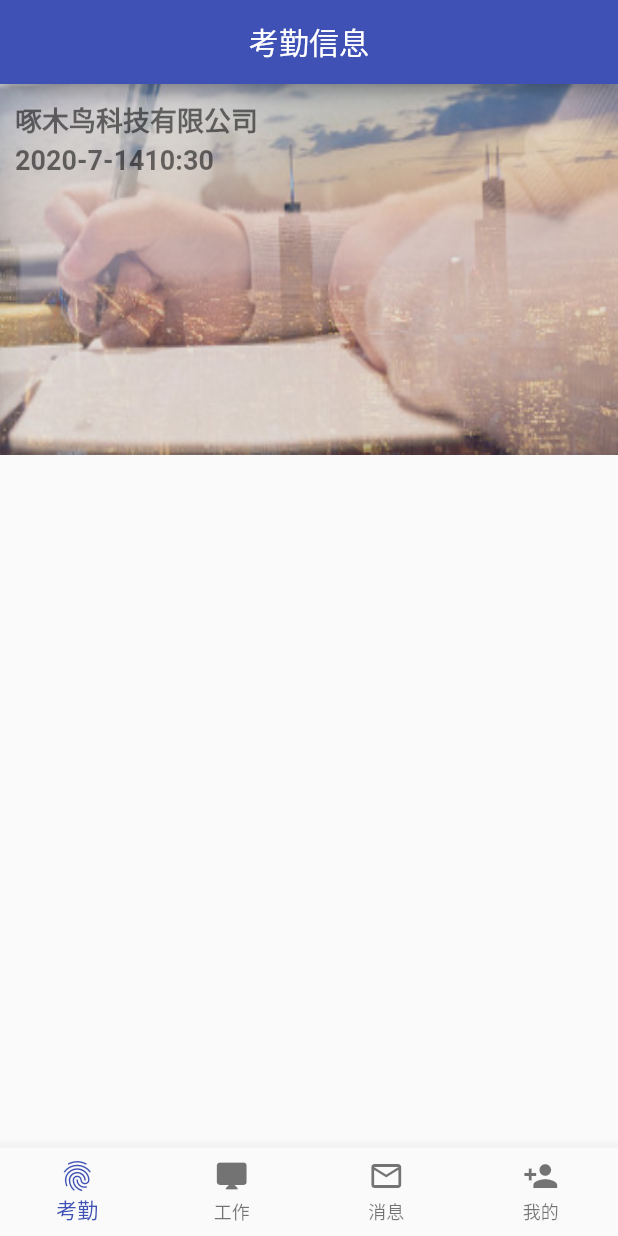
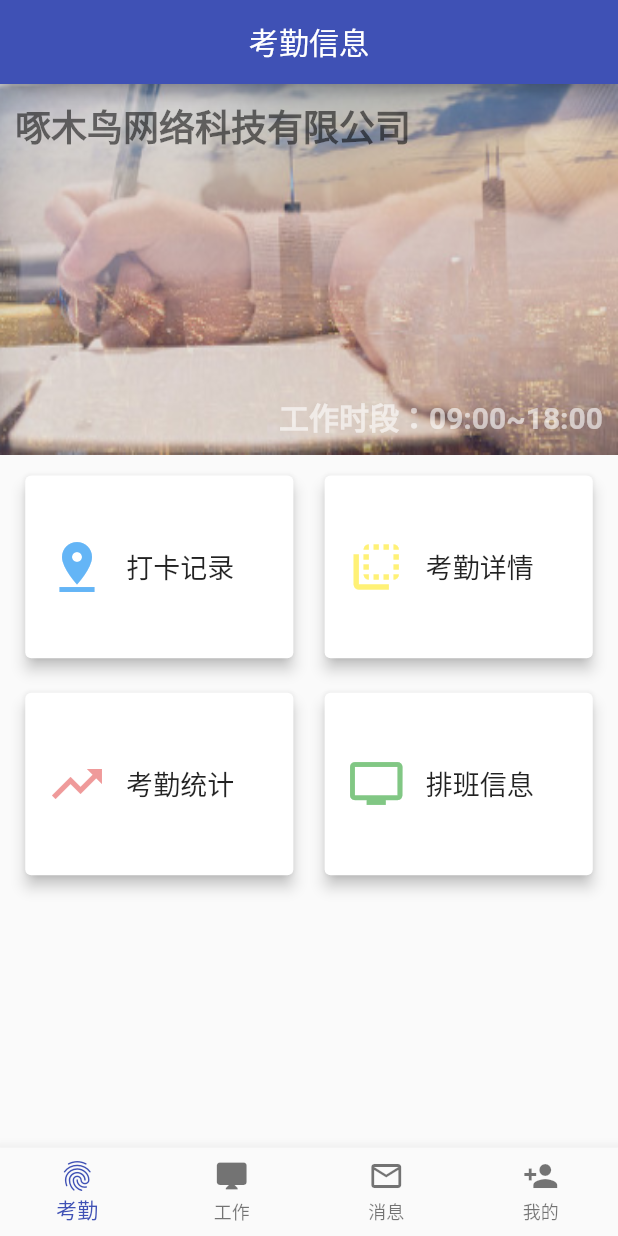
Before and after one commit to pidandan/Flutter-Work, a Flutter app: the screen it shows after launch, on a phone screen of 412 x 824 dp. Run offline on Flutter 3.47's test engine with Material 2 defaults, Android fonts, the phone set to English and light mode, and no system bars; our stand-ins replace flutter_screenutil.

Commit message:
提交更新

```diff
--- a/workingHours/lib/pages/attendance/attendance_header.dart
+++ b/workingHours/lib/pages/attendance/attendance_header.dart
@@ -1,8 +1,6 @@
 import 'package:flutter/material.dart';
 import 'package:flutter_screenutil/flutter_screenutil.dart';
-import '../../store/attendance_provider.dart';
-import 'package:provider/provider.dart';
-import 'dart:async';
+
 
 class AttendanceHeader extends StatefulWidget {
   AttendanceHeader({Key key}) : super(key: key);
@@ -12,27 +10,16 @@ class AttendanceHeader extends StatefulWidget {
 }
 
 class _AttendanceHeaderState extends State<AttendanceHeader> {
-  String _nowTimeInfo = "no time";
-  String _nowWeekInfo = " ";
-  // 定时信息
-  Timer _timer;
 
-  @override
-  void initState() {
-    super.initState();
-    startTimer();
-  }
-
-  @override
-  void dispose() {
-    super.dispose();
-    cancelTimer();
-  }
 
   @override
   Widget build(BuildContext context) {
     return Stack(
-      children: <Widget>[_imageWidget(), _nameWidget(), _showNowTime()],
+      children: <Widget>[
+        _imageWidget(),
+        _nameWidget(),
+        _workTime()
+        ],
     );
   }
 
@@ -55,87 +42,34 @@ class _AttendanceHeaderState extends State<AttendanceHeader> {
         top: 10,
         child: Container(
           child: Text(
-            '啄木鸟科技有限公司',
+            '啄木鸟网络科技有限公司',
             style: TextStyle(
                 color: Colors.black54,
-                fontSize: 18,
+                fontSize: 24,
                 fontWeight: FontWeight.bold),
           ),
         ));
   }
 
-  // 制作时间计时器显示当前的时间信息
-  // Widget _nowTimeInfo() {
-  //   return Consumer<AttendanceProvider>(
-  //       builder: (context, AttendanceProvider attendanceProvider, _) {
-  //     return Positioned(
-  //         left: 10,
-  //         top: 40,
-  //         child: Container(
-  //           child: Text(
-  //             attendanceProvider.nowTimeInfo,
-  //             style: TextStyle(
-  //                 color: Colors.black54,
-  //                 fontSize: 18,
-  //                 fontWeight: FontWeight.bold),
-  //           ),
-  //         ));
-  //   });
-  // }
 
-  Widget _showNowTime() {
+  // 上班时段
+  Widget _workTime(){
     return Positioned(
-        left: 10,
-        top: 40,
-        child: Container(
-          child: Text(
-            _nowTimeInfo,
-            style: TextStyle(
-                color: Colors.black54,
-                fontSize: 18,
-                fontWeight: FontWeight.bold),
+      right: 10,
+      bottom: 10,
+      child: Container(
+        child: Text(
+          '工作时段：09:00~18:00',
+          style: TextStyle(
+             color: Colors.white60,
+             fontSize: 20,
+             fontWeight: FontWeight.w600
           ),
-        ));
+        ),
+      )
+      );
   }
 
-  // 定时器开启
-  void startTimer() {
-    //设置 1 秒回调一次
-    const period = const Duration(seconds: 1);
-    _timer = Timer.periodic(period, (timer) {
-      DateTime now = new DateTime.now();
-      // 日
-      String dayInfo = now.day.toString();
-      // 月
-      String monthInfo = now.month.toString();
-      // 年
-      String yearInfo = now.year.toString();
-      // 时
-      String hourInfo = now.hour.toString();
-      // 分
-      String minuteInfo = now.minute.toString();
-      // 周
-      String weekInfo = now.weekday.toString();
-      //更新界面
-      setState(() {
-        _nowTimeInfo = yearInfo +
-            "-" +
-            monthInfo +
-            "-" +
-            dayInfo +
-            hourInfo +
-            ":" +
-            minuteInfo;
-        _nowWeekInfo = weekInfo;
-      });
-    });
-  }
 
-  // 清除定时器
-  void cancelTimer() {
-    if (_timer != null) {
-      _timer.cancel();
-      _timer = null;
-    }
-  }
+
 }
--- a/workingHours/lib/pages/attendance/attendance_page.dart
+++ b/workingHours/lib/pages/attendance/attendance_page.dart
@@ -1,5 +1,6 @@
 import 'package:flutter/material.dart';
 import './attendance_header.dart';
+import './attendance_work.dart';
 class AttendancePage extends StatefulWidget {
   AttendancePage({Key key}) : super(key: key);
 
@@ -22,7 +23,8 @@ class _AttendancePageState extends State<AttendancePage> {
       body: SingleChildScrollView(
         child: Column(
           children: <Widget>[
-              AttendanceHeader()
+              AttendanceHeader(),
+              AttendanceWork()
           ],
         ),
       )
--- /dev/null
+++ b/workingHours/lib/pages/attendance/attendance_work.dart
@@ -0,0 +1,167 @@
+import 'package:flutter/material.dart';
+import 'package:flutter_screenutil/flutter_screenutil.dart';
+
+class AttendanceWork extends StatelessWidget {
+  const AttendanceWork({Key key}) : super(key: key);
+
+  @override
+  Widget build(BuildContext context) {
+    return Container(
+      height: ScreenUtil().setHeight(500),
+      width: ScreenUtil().setWidth(750),
+      child: Column(
+        children: <Widget>[_topInfo(), _bottomInfo()],
+      ),
+    );
+  }
+
+  // 上部分显示内容
+  Widget _topInfo() {
+    return Container(
+      height: ScreenUtil().setHeight(210),
+      margin: EdgeInsets.all(10),
+      child: Row(
+        mainAxisAlignment: MainAxisAlignment.spaceEvenly,
+        children: <Widget>[
+          Container(
+            height: ScreenUtil().setHeight(210),
+            width: ScreenUtil().setWidth(340),
+            margin: EdgeInsets.only(right: 5),
+            child: Card(
+              elevation: 4,
+              child: Row(
+                mainAxisAlignment: MainAxisAlignment.center,
+                children: <Widget>[
+                  Container(
+                    width: ScreenUtil().setWidth(120),
+                    height: ScreenUtil().setHeight(210),
+                    child: Icon(
+                      Icons.pin_drop,
+                      color: Colors.blue[300],
+                      size: 40,
+                    ),
+                  ),
+                  Container(
+                    width: ScreenUtil().setWidth(200),
+                    height: ScreenUtil().setHeight(210),
+                    child: Text(
+                      '打卡记录',
+                      style: TextStyle(fontSize: 18, color: Colors.black87),
+                    ),
+                    alignment: Alignment.centerLeft,
+                  ),
+                ],
+              ),
+            ),
+          ),
+          Container(
+            height: ScreenUtil().setHeight(210),
+            width: ScreenUtil().setWidth(340),
+            margin: EdgeInsets.only(left: 5),
+            child: Card(
+              elevation: 4,
+              child: Row(
+                mainAxisAlignment: MainAxisAlignment.center,
+                children: <Widget>[
+                  Container(
+                    width: ScreenUtil().setWidth(120),
+                    height: ScreenUtil().setHeight(210),
+                    child: Icon(
+                      Icons.flip_to_back,
+                      color: Colors.yellow[300],
+                      size: 40,
+                    ),
+                  ),
+                  Container(
+                    width: ScreenUtil().setWidth(200),
+                    height: ScreenUtil().setHeight(210),
+                    child: Text(
+                      '考勤详情',
+                      style: TextStyle(fontSize: 18, color: Colors.black87),
+                    ),
+                    alignment: Alignment.centerLeft,
+                  ),
+                ],
+              ),
+            ),
+          ),
+        ],
+      ),
+    );
+  }
+
+  // 下部分显示内容
+  Widget _bottomInfo() {
+    return Container(
+      height: ScreenUtil().setHeight(210),
+      margin: EdgeInsets.fromLTRB(10, 5, 10, 10),
+      child: Row(
+        mainAxisAlignment: MainAxisAlignment.spaceEvenly,
+        children: <Widget>[
+          Container(
+            height: ScreenUtil().setHeight(210),
+            width: ScreenUtil().setWidth(340),
+            margin: EdgeInsets.only(right: 5),
+            child: Card(
+              elevation: 4,
+              child: Row(
+                mainAxisAlignment: MainAxisAlignment.center,
+                children: <Widget>[
+                  Container(
+                    width: ScreenUtil().setWidth(120),
+                    height: ScreenUtil().setHeight(210),
+                    child: Icon(
+                      Icons.trending_up,
+                      color: Colors.red[200],
+                      size: 40,
+                    ),
+                  ),
+                  Container(
+                    width: ScreenUtil().setWidth(200),
+                    height: ScreenUtil().setHeight(210),
+                    child: Text(
+                      '考勤统计',
+                      style: TextStyle(fontSize: 18, color: Colors.black87),
+                    ),
+                    alignment: Alignment.centerLeft,
+                  ),
+                ],
+              ),
+            ),
+          ),
+          Container(
+            height: ScreenUtil().setHeight(210),
+            width: ScreenUtil().setWidth(340),
+            margin: EdgeInsets.only(left: 5),
+            child: Card(
+              elevation: 4,
+              child: Row(
+                mainAxisAlignment: MainAxisAlignment.center,
+                children: <Widget>[
+                  Container(
+                    width: ScreenUtil().setWidth(120),
+                    height: ScreenUtil().setHeight(210),
+                    child: Icon(
+                      Icons.personal_video,
+                      color: Colors.green[300],
+                      size: 38,
+                    ),
+                  ),
+                  Container(
+                    width: ScreenUtil().setWidth(200),
+                    height: ScreenUtil().setHeight(210),
+                    child: Text(
+                      '排班信息',
+                      style: TextStyle(fontSize: 18, color: Colors.black87),
+                    ),
+                    alignment: Alignment.centerLeft,
+                  ),
+                ],
+              ),
+            ),
+          ),
+        ],
+      ),
+    );
+  }
+}
```
Also changed, not shown: 2 other files.
